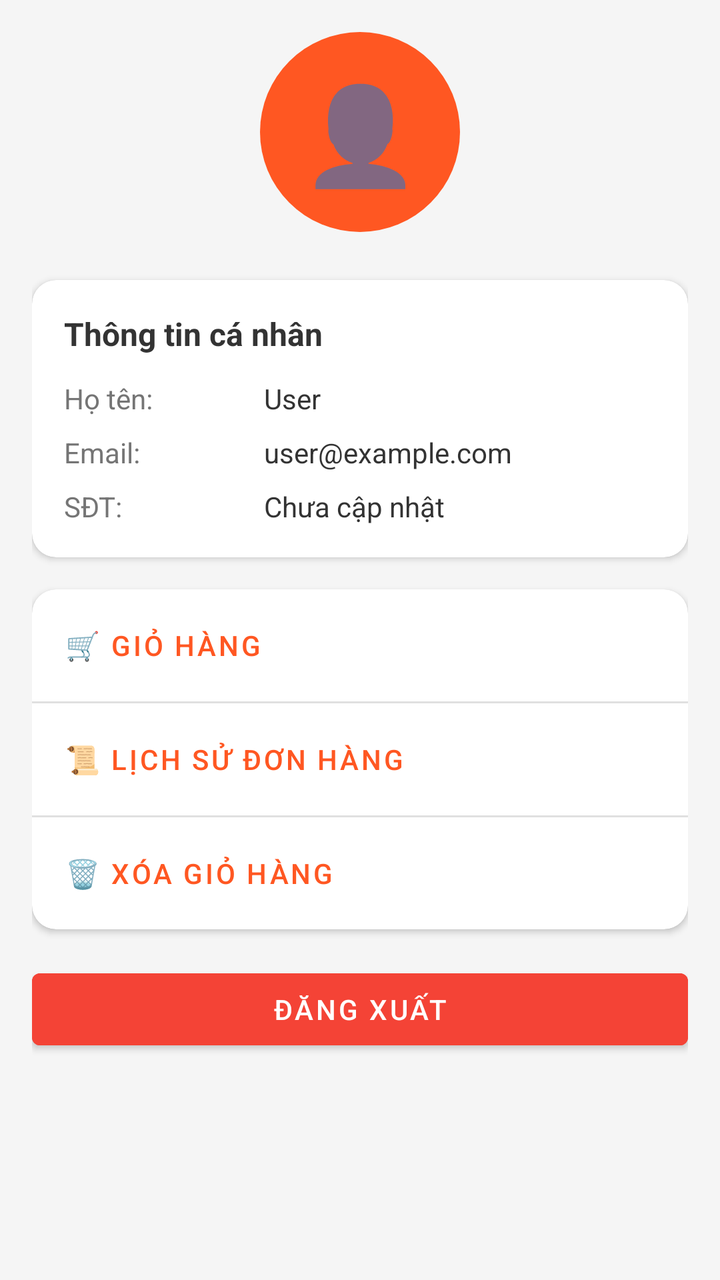
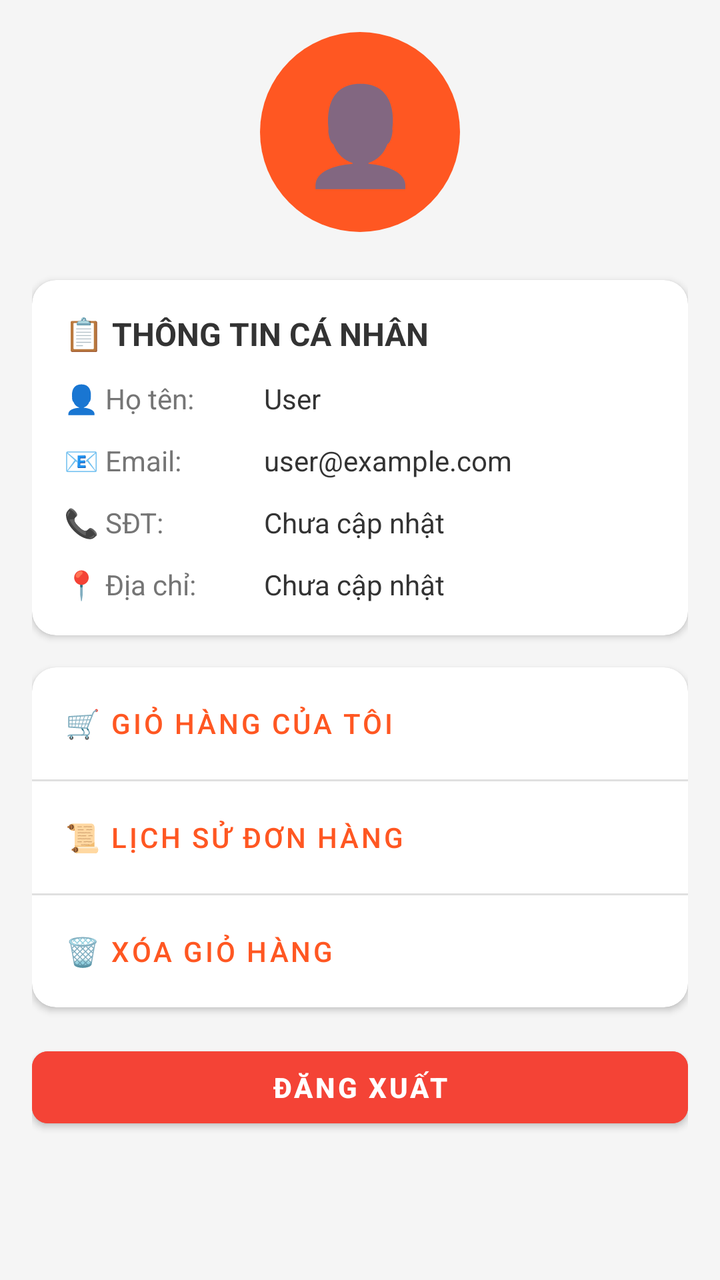

Compare the two renders of this Android layout. The source of the first and the diff that turns it into the second are given below.
<!-- AndroidManifest.xml: application theme Theme.FoodOrder -->
<!-- res/layout/fragment_profile.xml -->
<?xml version="1.0" encoding="utf-8"?>
<ScrollView xmlns:android="http://schemas.android.com/apk/res/android"
    xmlns:app="http://schemas.android.com/apk/res-auto"
    android:layout_width="match_parent"
    android:layout_height="match_parent"
    android:background="#F5F5F5">

    <LinearLayout
        android:layout_width="match_parent"
        android:layout_height="wrap_content"
        android:orientation="vertical"
        android:padding="16dp">

        
        <FrameLayout
            android:layout_width="match_parent"
            android:layout_height="wrap_content"
            android:layout_marginBottom="24dp">

            <View
                android:layout_width="100dp"
                android:layout_height="100dp"
                android:layout_gravity="center"
                android:background="@drawable/bg_avatar"
                android:backgroundTint="#FF5722" />

            <TextView
                android:layout_width="100dp"
                android:layout_height="100dp"
                android:layout_gravity="center"
                android:text="👤"
                android:textSize="48sp"
                android:gravity="center" />

        </FrameLayout>

        
        <androidx.cardview.widget.CardView
            android:layout_width="match_parent"
            android:layout_height="wrap_content"
            android:layout_marginBottom="16dp"
            app:cardCornerRadius="12dp"
            app:cardElevation="2dp">

            <LinearLayout
                android:layout_width="match_parent"
                android:layout_height="wrap_content"
                android:orientation="vertical"
                android:padding="16dp">

                <TextView
                    android:layout_width="wrap_content"
                    android:layout_height="wrap_content"
                    android:text="Thông tin cá nhân"
                    android:textSize="16sp"
                    android:textStyle="bold"
                    android:textColor="#333333"
                    android:layout_marginBottom="12dp" />

                <LinearLayout
                    android:layout_width="match_parent"
                    android:layout_height="wrap_content"
                    android:orientation="horizontal"
                    android:layout_marginBottom="8dp">

                    <TextView
                        android:layout_width="100dp"
                        android:layout_height="wrap_content"
                        android:text="Họ tên:"
                        android:textSize="14sp"
                        android:textColor="#757575" />

                    <TextView
                        android:id="@+id/tvUsername"
                        android:layout_width="0dp"
                        android:layout_height="wrap_content"
                        android:layout_weight="1"
                        android:text="User"
                        android:textSize="14sp"
                        android:textColor="#333333" />

                </LinearLayout>

                <LinearLayout
                    android:layout_width="match_parent"
                    android:layout_height="wrap_content"
                    android:orientation="horizontal"
                    android:layout_marginBottom="8dp">

                    <TextView
                        android:layout_width="100dp"
                        android:layout_height="wrap_content"
                        android:text="Email:"
                        android:textSize="14sp"
                        android:textColor="#757575" />

                    <TextView
                        android:id="@+id/tvEmail"
                        android:layout_width="0dp"
                        android:layout_height="wrap_content"
                        android:layout_weight="1"
                        android:text="user@example.com"
                        android:textSize="14sp"
                        android:textColor="#333333" />

                </LinearLayout>

                <LinearLayout
                    android:layout_width="match_parent"
                    android:layout_height="wrap_content"
                    android:orientation="horizontal">

                    <TextView
                        android:layout_width="100dp"
                        android:layout_height="wrap_content"
                        android:text="SĐT:"
                        android:textSize="14sp"
                        android:textColor="#757575" />

                    <TextView
                        android:id="@+id/tvPhone"
                        android:layout_width="0dp"
                        android:layout_height="wrap_content"
                        android:layout_weight="1"
                        android:text="Chưa cập nhật"
                        android:textSize="14sp"
                        android:textColor="#333333" />

                </LinearLayout>

            </LinearLayout>

        </androidx.cardview.widget.CardView>

        
        <androidx.cardview.widget.CardView
            android:layout_width="match_parent"
            android:layout_height="wrap_content"
            android:layout_marginBottom="16dp"
            app:cardCornerRadius="12dp"
            app:cardElevation="2dp">

            <LinearLayout
                android:layout_width="match_parent"
                android:layout_height="wrap_content"
                android:orientation="vertical">

                <Button
                    android:id="@+id/btnCart"
                    style="?attr/borderlessButtonStyle"
                    android:layout_width="match_parent"
                    android:layout_height="56dp"
                    android:text="🛒 Giỏ hàng"
                    android:textSize="14sp"
                    android:gravity="center_vertical|start"
                    android:paddingStart="16dp"
                    android:background="?attr/selectableItemBackground" />

                <View
                    android:layout_width="match_parent"
                    android:layout_height="1dp"
                    android:background="#E0E0E0" />

                <Button
                    android:id="@+id/btnOrderHistory"
                    style="?attr/borderlessButtonStyle"
                    android:layout_width="match_parent"
                    android:layout_height="56dp"
                    android:text="📜 Lịch sử đơn hàng"
                    android:textSize="14sp"
                    android:gravity="center_vertical|start"
                    android:paddingStart="16dp"
                    android:background="?attr/selectableItemBackground" />

                <View
                    android:layout_width="match_parent"
                    android:layout_height="1dp"
                    android:background="#E0E0E0" />

                <Button
                    android:id="@+id/btnClearCart"
                    style="?attr/borderlessButtonStyle"
                    android:layout_width="match_parent"
                    android:layout_height="56dp"
                    android:text="🗑️ Xóa giỏ hàng"
                    android:textSize="14sp"
                    android:gravity="center_vertical|start"
                    android:paddingStart="16dp"
                    android:background="?attr/selectableItemBackground" />

            </LinearLayout>

        </androidx.cardview.widget.CardView>

        
        <Button
            android:id="@+id/btnLogout"
            android:layout_width="match_parent"
            android:layout_height="48dp"
            android:text="Đăng xuất"
            android:backgroundTint="#F44336"
            android:textColor="@android:color/white"
            android:textSize="14sp" />

    </LinearLayout>

</ScrollView>
<!-- resources referenced by this layout -->
<resources>
  <!-- drawable bg_avatar (drawable) -->
  <?xml version="1.0" encoding="utf-8"?>
  <shape xmlns:android="http://schemas.android.com/apk/res/android"
      android:shape="oval">
      <solid android:color="#FF5722" />
  </shape>
  <style name="Theme.FoodOrder" parent="Theme.MaterialComponents.DayNight.NoActionBar">
          
          <item name="colorPrimary">@color/primary_color</item>
          <item name="colorPrimaryVariant">@color/primary_dark</item>
          <item name="colorOnPrimary">@color/white</item>
  
          
          <item name="colorSecondary">@color/accent</item>
          <item name="colorSecondaryVariant">@color/teal_700</item>
          <item name="colorOnSecondary">@color/black</item>
  
          
          <item name="android:windowBackground">@color/background</item>
  
          
          <item name="colorSurface">@color/surface</item>
          <item name="colorOnSurface">@color/text_primary</item>
          <item name="colorError">#FF0000</item>
      </style>
  <color name="primary_color">#FF5722</color>
  <color name="primary_dark">#E64A19</color>
  <color name="white">#FFFFFFFF</color>
  <color name="accent">#FFC107</color>
  <color name="teal_700">#FF018786</color>
  <color name="black">#FF000000</color>
  <color name="background">#FFFFFF</color>
  <color name="surface">#F5F5F5</color>
  <color name="text_primary">#212121</color>
</resources>

<!-- the commit's change to res/layout/fragment_profile.xml (unified diff, before → after) -->
@@ -51,22 +51,23 @@
                 <TextView
                     android:layout_width="wrap_content"
                     android:layout_height="wrap_content"
-                    android:text="Thông tin cá nhân"
+                    android:text="📋 THÔNG TIN CÁ NHÂN"
                     android:textSize="16sp"
                     android:textStyle="bold"
                     android:textColor="#333333"
                     android:layout_marginBottom="12dp" />
 
+                
                 <LinearLayout
                     android:layout_width="match_parent"
                     android:layout_height="wrap_content"
                     android:orientation="horizontal"
-                    android:layout_marginBottom="8dp">
-
-                    <TextView
-                        android:layout_width="100dp"
-                        android:layout_height="wrap_content"
-                        android:text="Họ tên:"
+                    android:layout_marginBottom="12dp">
+
+                    <TextView
+                        android:layout_width="100dp"
+                        android:layout_height="wrap_content"
+                        android:text="👤 Họ tên:"
                         android:textSize="14sp"
                         android:textColor="#757575" />
 
@@ -81,16 +82,17 @@
 
                 </LinearLayout>
 
+                
                 <LinearLayout
                     android:layout_width="match_parent"
                     android:layout_height="wrap_content"
                     android:orientation="horizontal"
-                    android:layout_marginBottom="8dp">
-
-                    <TextView
-                        android:layout_width="100dp"
-                        android:layout_height="wrap_content"
-                        android:text="Email:"
+                    android:layout_marginBottom="12dp">
+
+                    <TextView
+                        android:layout_width="100dp"
+                        android:layout_height="wrap_content"
+                        android:text="📧 Email:"
                         android:textSize="14sp"
                         android:textColor="#757575" />
 
@@ -105,6 +107,32 @@
 
                 </LinearLayout>
 
+                
+                <LinearLayout
+                    android:layout_width="match_parent"
+                    android:layout_height="wrap_content"
+                    android:orientation="horizontal"
+                    android:layout_marginBottom="12dp">
+
+                    <TextView
+                        android:layout_width="100dp"
+                        android:layout_height="wrap_content"
+                        android:text="📞 SĐT:"
+                        android:textSize="14sp"
+                        android:textColor="#757575" />
+
+                    <TextView
+                        android:id="@+id/tvPhone"
+                        android:layout_width="0dp"
+                        android:layout_height="wrap_content"
+                        android:layout_weight="1"
+                        android:text="Chưa cập nhật"
+                        android:textSize="14sp"
+                        android:textColor="#333333" />
+
+                </LinearLayout>
+
+                
                 <LinearLayout
                     android:layout_width="match_parent"
                     android:layout_height="wrap_content"
@@ -113,12 +141,12 @@
                     <TextView
                         android:layout_width="100dp"
                         android:layout_height="wrap_content"
-                        android:text="SĐT:"
-                        android:textSize="14sp"
-                        android:textColor="#757575" />
-
-                    <TextView
-                        android:id="@+id/tvPhone"
+                        android:text="📍 Địa chỉ:"
+                        android:textSize="14sp"
+                        android:textColor="#757575" />
+
+                    <TextView
+                        android:id="@+id/tvAddress"
                         android:layout_width="0dp"
                         android:layout_height="wrap_content"
                         android:layout_weight="1"
@@ -145,12 +173,13 @@
                 android:layout_height="wrap_content"
                 android:orientation="vertical">
 
+                
                 <Button
                     android:id="@+id/btnCart"
                     style="?attr/borderlessButtonStyle"
                     android:layout_width="match_parent"
                     android:layout_height="56dp"
-                    android:text="🛒 Giỏ hàng"
+                    android:text="🛒 Giỏ hàng của tôi"
                     android:textSize="14sp"
                     android:gravity="center_vertical|start"
                     android:paddingStart="16dp"
@@ -161,6 +190,7 @@
                     android:layout_height="1dp"
                     android:background="#E0E0E0" />
 
+                
                 <Button
                     android:id="@+id/btnOrderHistory"
                     style="?attr/borderlessButtonStyle"
@@ -177,6 +207,7 @@
                     android:layout_height="1dp"
                     android:background="#E0E0E0" />
 
+                
                 <Button
                     android:id="@+id/btnClearCart"
                     style="?attr/borderlessButtonStyle"
@@ -197,10 +228,12 @@
             android:id="@+id/btnLogout"
             android:layout_width="match_parent"
             android:layout_height="48dp"
-            android:text="Đăng xuất"
+            android:text="ĐĂNG XUẤT"
+            android:textSize="14sp"
+            android:textStyle="bold"
             android:backgroundTint="#F44336"
             android:textColor="@android:color/white"
-            android:textSize="14sp" />
+            app:cornerRadius="8dp" />
 
     </LinearLayout>
 
